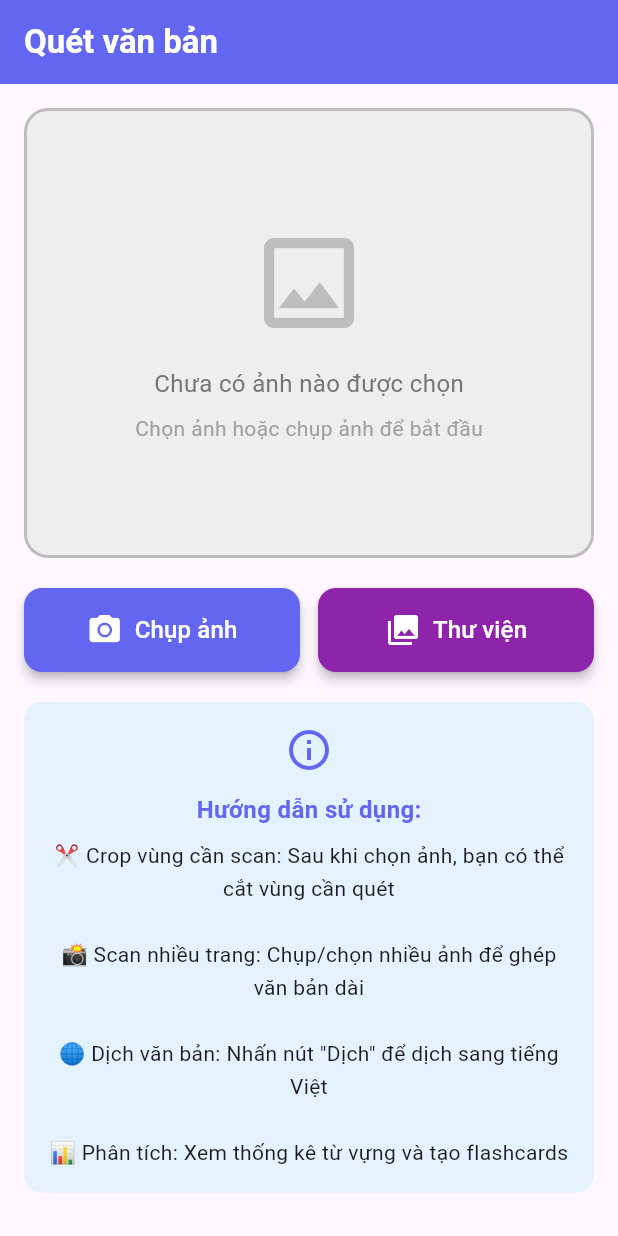
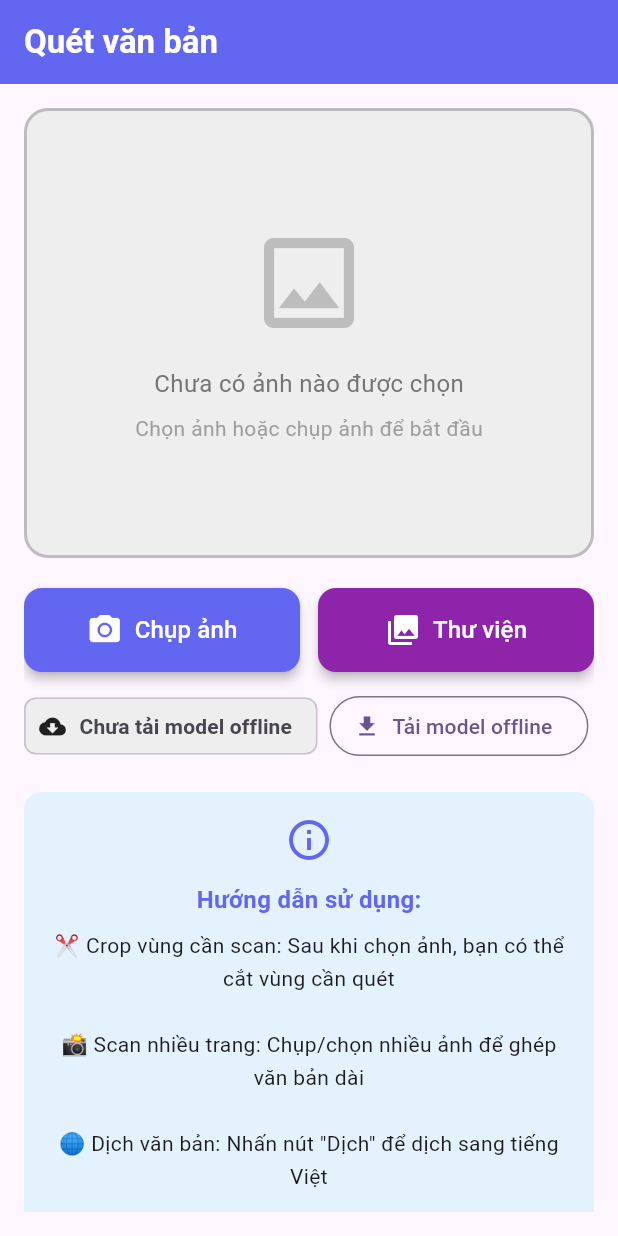
Before and after one commit to HuuNhanHUST/LanguageLearningApp-Flutter-Dart, a Flutter app: the TextScanScreen screen opened by its route, on a phone screen of 412 x 824 dp. Run offline on Flutter 3.47's test engine with Material 3 defaults, Android fonts, the phone set to English and light mode, and no system bars; our stand-ins replace flutter_riverpod, flutter_secure_storage, flutter_tts, go_router, google_sign_in, image_cropper and 4 more; missing offline and left inert: flutter_facebook_auth, flutter_sound, google_mlkit_text_recognition, google_mlkit_translation; accounts and stored records are empty.

Commit message:
Tích hợp Dịch Offline

```diff
--- a/languagelearningapp/lib/core/constants/api_constants.dart
+++ b/languagelearningapp/lib/core/constants/api_constants.dart
@@ -14,7 +14,7 @@ class ApiConstants {
   //static const String baseUrl = 'http://10.0.2.2:5000/api'; // Android Emulator
   // static const String baseUrl = 'http://192.168.1.5:5000/api'; // Physical device
   // static const String baseUrl = 'http://localhost:5000/api'; // iOS Simulator
-  static const String baseUrl = 'http://172.18.198.253:5000/api';
+  static const String baseUrl = 'http://192.168.1.85:5000/api';
   // Auth Endpoints
   static const String register = '$baseUrl/users/register';
   static const String login = '$baseUrl/users/login';
--- a/languagelearningapp/lib/screens/text_scan_screen.dart
+++ b/languagelearningapp/lib/screens/text_scan_screen.dart
@@ -1,11 +1,13 @@
 import 'dart:io';
 import 'dart:convert';
+import 'package:flutter/foundation.dart';
 import 'package:flutter/material.dart';
 import 'package:flutter/services.dart';
 import 'package:image_picker/image_picker.dart';
 import 'package:google_mlkit_text_recognition/google_mlkit_text_recognition.dart';
 import 'package:image_cropper/image_cropper.dart';
 import 'package:http/http.dart' as http;
+import '../services/offline_translation_service.dart';
 import 'text_analysis_screen.dart';
 import '../core/constants/api_constants.dart';
 import '../features/auth/services/auth_service.dart';
@@ -21,15 +23,39 @@ class _TextScanScreenState extends State<TextScanScreen> {
   final List<File> _scannedImages = [];
   String _recognizedText = '';
   String _translatedText = '';
+  String _translationMode = 'online';
   bool _isProcessing = false;
   bool _isTranslating = false;
+  bool _offlineModelReady = false;
+  bool _isDownloadingModel = false;
   final ImagePicker _picker = ImagePicker();
   final TextRecognizer _textRecognizer = TextRecognizer();
+  final OfflineTranslationService _offlineTranslationService =
+      OfflineTranslationService();
+
+  @override
+  void initState() {
+    super.initState();
+    _initOfflineModelStatus();
+  }
 
   @override
   void dispose() {
     _textRecognizer.close();
+    _offlineTranslationService.dispose();
     super.dispose();
+  }
+
+  Future<void> _initOfflineModelStatus() async {
+    try {
+      final ready = await _offlineTranslationService.isModelDownloaded();
+      if (!mounted) return;
+      setState(() {
+        _offlineModelReady = ready;
+      });
+    } catch (error) {
+      debugPrint('Kiểm tra model ngoại tuyến thất bại: $error');
+    }
   }
 
   Future<void> _pickImage(ImageSource source) async {
@@ -115,6 +141,8 @@ class _TextScanScreenState extends State<TextScanScreen> {
 
       if (_recognizedText.isEmpty) {
         _showError('Không tìm thấy văn bản trong ảnh');
+      } else if (_offlineModelReady && !_isTranslating) {
+        _translateText(autoTrigger: true);
       }
     } catch (e) {
       setState(() {
@@ -124,12 +152,40 @@ class _TextScanScreenState extends State<TextScanScreen> {
     }
   }
 
-  Future<void> _translateText() async {
-    if (_recognizedText.isEmpty) return;
+  Future<void> _translateText({bool autoTrigger = false}) async {
+    if (_recognizedText.isEmpty || _isTranslating) return;
 
     setState(() {
       _isTranslating = true;
     });
+
+    final textForTranslation = _recognizedText.trim();
+
+    try {
+      await _offlineTranslationService.ensureModelDownloaded();
+      final result = await _offlineTranslationService.translate(textForTranslation);
+      if (!mounted) {
+        return;
+      }
+      setState(() {
+        _translatedText = result;
+        _translationMode = 'offline';
+        _offlineModelReady = true;
+        _isTranslating = false;
+      });
+      if (!autoTrigger) {
+        _showSnack('✅ Đã dịch ngoại tuyến');
+      }
+      return;
+    } on OfflineTranslationException catch (error) {
+      if (!autoTrigger) {
+        _showError(error.message);
+      } else {
+        debugPrint('Offline translation cần tải model: ${error.message}');
+      }
+    } catch (error) {
+      debugPrint('Offline translation error: $error');
+    }
 
     try {
       final authService = AuthService();
@@ -139,12 +195,11 @@ class _TextScanScreenState extends State<TextScanScreen> {
         throw Exception('Vui lòng đăng nhập để sử dụng tính năng dịch');
       }
 
-      // Giới hạn độ dài text để dịch nhanh hơn
-      String textToTranslate = _recognizedText;
+      String textToTranslate = textForTranslation;
       bool isTruncated = false;
 
-      if (_recognizedText.length > 1000) {
-        textToTranslate = _recognizedText.substring(0, 1000);
+      if (textToTranslate.length > 1000) {
+        textToTranslate = textToTranslate.substring(0, 1000);
         isTruncated = true;
       }
 
@@ -164,8 +219,12 @@ class _TextScanScreenState extends State<TextScanScreen> {
       if (response.statusCode == 200) {
         final data = json.decode(response.body);
         if (data['success'] == true) {
+          if (!mounted) {
+            return;
+          }
           setState(() {
             _translatedText = data['data']['translatedText'];
+            _translationMode = 'online';
             if (isTruncated) {
               _translatedText +=
                   '\n\n[📝 Chỉ dịch 1000 ký tự đầu tiên để tăng tốc độ]';
@@ -173,13 +232,9 @@ class _TextScanScreenState extends State<TextScanScreen> {
             _isTranslating = false;
           });
 
-          ScaffoldMessenger.of(context).showSnackBar(
-            const SnackBar(
-              content: Text('✅ Đã dịch văn bản'),
-              backgroundColor: Colors.green,
-              duration: Duration(seconds: 2),
-            ),
-          );
+          if (!autoTrigger) {
+            _showSnack('✅ Đã dịch văn bản');
+          }
         } else {
           throw Exception(data['message'] ?? 'Không thể dịch văn bản');
         }
@@ -187,10 +242,47 @@ class _TextScanScreenState extends State<TextScanScreen> {
         throw Exception('Server error: ${response.statusCode}');
       }
     } catch (e) {
+      if (mounted) {
+        setState(() {
+          _isTranslating = false;
+        });
+      }
+
+      if (!autoTrigger) {
+        _showError('Lỗi khi dịch: $e');
+      } else {
+        debugPrint('Auto translate failed: $e');
+      }
+    }
+  }
+
+  Future<void> _downloadOfflineModel() async {
+    if (_isDownloadingModel) {
+      return;
+    }
+
+    setState(() {
+      _isDownloadingModel = true;
+    });
+
+    try {
+      await _offlineTranslationService.ensureModelDownloaded();
+      if (!mounted) {
+        return;
+      }
       setState(() {
-        _isTranslating = false;
+        _offlineModelReady = true;
+        _isDownloadingModel = false;
       });
-      _showError('Lỗi khi dịch: $e');
+      _showSnack('✅ Đã tải xong model dịch ngoại tuyến');
+    } catch (error) {
+      if (!mounted) {
+        return;
+      }
+      setState(() {
+        _isDownloadingModel = false;
+      });
+      _showError(error.toString());
     }
   }
 
@@ -230,6 +322,16 @@ class _TextScanScreenState extends State<TextScanScreen> {
     }
   }
 
+  void _showSnack(String message) {
+    ScaffoldMessenger.of(context).showSnackBar(
+      SnackBar(
+        content: Text(message),
+        backgroundColor: Colors.green,
+        duration: const Duration(seconds: 2),
+      ),
+    );
+  }
+
   void _showError(String message) {
     ScaffoldMessenger.of(context).showSnackBar(
       SnackBar(
@@ -237,6 +339,61 @@ class _TextScanScreenState extends State<TextScanScreen> {
         backgroundColor: Colors.red,
         duration: const Duration(seconds: 3),
       ),
+    );
+  }
+
+  Widget _buildTranslationStatusRow() {
+    final bool hasTranslation = _translatedText.isNotEmpty;
+    Color chipColor;
+    IconData chipIcon;
+    String chipText;
+
+    if (hasTranslation && _translationMode == 'offline') {
+      chipColor = Colors.green.shade100;
+      chipIcon = Icons.offline_bolt;
+      chipText = 'Bản dịch: ngoại tuyến';
+    } else if (hasTranslation && _translationMode == 'online') {
+      chipColor = Colors.blue.shade100;
+      chipIcon = Icons.wifi;
+      chipText = 'Bản dịch: online';
+    } else if (_offlineModelReady) {
+      chipColor = Colors.green.shade50;
+      chipIcon = Icons.offline_pin;
+      chipText = 'Model offline đã sẵn sàng';
+    } else {
+      chipColor = Colors.grey.shade200;
+      chipIcon = Icons.cloud_download;
+      chipText = 'Chưa tải model offline';
+    }
+
+    return Wrap(
+      crossAxisAlignment: WrapCrossAlignment.center,
+      spacing: 8,
+      runSpacing: 8,
+      children: [
+        Chip(
+          backgroundColor: chipColor,
+          avatar: Icon(chipIcon, size: 18, color: Colors.black87),
+          label: Text(
+            chipText,
+            style: const TextStyle(fontWeight: FontWeight.w600),
+          ),
+        ),
+        if (!_offlineModelReady)
+          OutlinedButton.icon(
+            onPressed: _isDownloadingModel ? null : _downloadOfflineModel,
+            icon: _isDownloadingModel
+                ? const SizedBox(
+                    width: 16,
+                    height: 16,
+                    child: CircularProgressIndicator(strokeWidth: 2),
+                  )
+                : const Icon(Icons.download),
+            label: Text(
+              _isDownloadingModel ? 'Đang tải...' : 'Tải model offline',
+            ),
+          ),
+      ],
     );
   }
 
@@ -422,6 +579,8 @@ class _TextScanScreenState extends State<TextScanScreen> {
                     ),
                   ],
                 ),
+                const SizedBox(height: 12),
+                _buildTranslationStatusRow(),
                 const SizedBox(height: 20),
                 if (_isProcessing)
                   const Center(
@@ -493,7 +652,6 @@ class _TextScanScreenState extends State<TextScanScreen> {
                             ),
                           ),
                         ),
-                        const SizedBox(height: 12),
                         Row(
                           children: [
                             Expanded(
--- /dev/null
+++ b/languagelearningapp/lib/services/offline_translation_service.dart
@@ -0,0 +1,90 @@
+import 'dart:async';
+
+import 'package:google_mlkit_translation/google_mlkit_translation.dart';
+
+class OfflineTranslationException implements Exception {
+  OfflineTranslationException(this.message);
+
+  final String message;
+
+  @override
+  String toString() => message;
+}
+
+/// Singleton service quản lý model dịch ngoại tuyến và thực hiện dịch.
+class OfflineTranslationService {
+  OfflineTranslationService._();
+
+  static final OfflineTranslationService _instance =
+      OfflineTranslationService._();
+
+  factory OfflineTranslationService() => _instance;
+
+  final OnDeviceTranslatorModelManager _modelManager =
+      OnDeviceTranslatorModelManager();
+
+  OnDeviceTranslator? _translator;
+  bool _modelReady = false;
+  bool _isDownloading = false;
+
+  /// Kiểm tra model tiếng Việt đã tải chưa.
+  Future<bool> isModelDownloaded() {
+    return _modelManager.isModelDownloaded(TranslateLanguage.vietnamese.bcpCode);
+  }
+
+  /// Đảm bảo model đã sẵn sàng; nếu chưa sẽ tự tải về.
+  Future<void> ensureModelDownloaded() async {
+    if (_modelReady) {
+      return;
+    }
+
+    final alreadyDownloaded = await isModelDownloaded();
+    if (alreadyDownloaded) {
+      _modelReady = true;
+      return;
+    }
+
+    if (_isDownloading) {
+      // Đợi quá trình tải hiện tại hoàn tất.
+      while (_isDownloading) {
+        await Future.delayed(const Duration(milliseconds: 200));
+      }
+      if (_modelReady) {
+        return;
+      }
+    }
+
+    _isDownloading = true;
+    try {
+      await _modelManager.downloadModel(TranslateLanguage.vietnamese.bcpCode);
+      _modelReady = true;
+    } catch (error) {
+      throw OfflineTranslationException(
+        'Không thể tải model dịch. Hãy kiểm tra kết nối mạng và thử lại.',
+      );
+    } finally {
+      _isDownloading = false;
+    }
+  }
+
+  /// Dịch văn bản từ tiếng Anh sang tiếng Việt (offline).
+  Future<String> translate(String text) async {
+    if (text.trim().isEmpty) {
+      return '';
+    }
+
+    await ensureModelDownloaded();
+
+    _translator ??= OnDeviceTranslator(
+      sourceLanguage: TranslateLanguage.english,
+      targetLanguage: TranslateLanguage.vietnamese,
+    );
+
+    return _translator!.translateText(text);
+  }
+
+  Future<void> dispose() async {
+    await _translator?.close();
+    _translator = null;
+  }
+}
--- a/languagelearningapp/pubspec.yaml
+++ b/languagelearningapp/pubspec.yaml
@@ -58,6 +58,7 @@ dependencies:
 
   # OCR & Image Processing
   google_mlkit_text_recognition: ^0.13.1
+  google_mlkit_translation: ^0.11.1
   image_picker: ^1.0.7
   image_cropper: ^11.0.0
 
```
Also changed, not shown: languagelearningapp/pubspec.lock.
